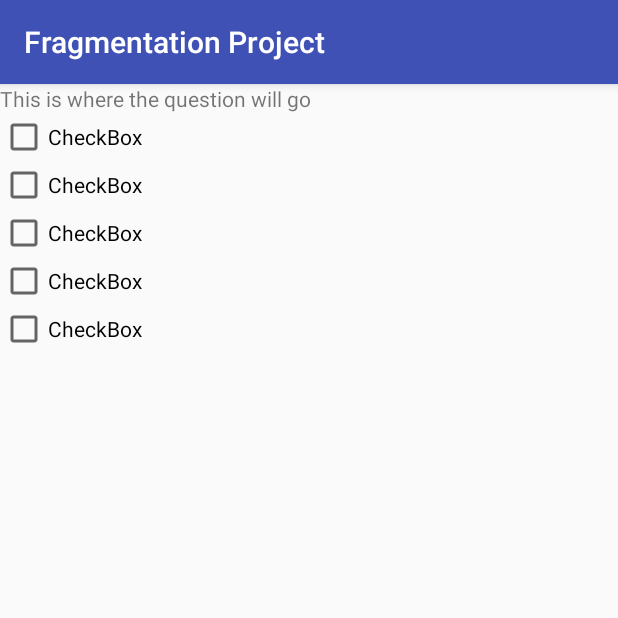
After one commit to kalvin66rocks/CMPSC475, an Android app: the fragment selectAnswerFrag shown on its own in the app's theme, on a phone screen of 412 x 824 dp, the top half of it. The commit adds this screen. Run offline under Robolectric (Android 15) with nearby library versions, the light colour scheme and no system bars; 1 statement that could not run was skipped.

Commit message:
work on fragmentation project

```diff
--- /dev/null
+++ b/FragmentationProject/app/src/main/java/com/kalvi_000/fragmentationproject/selectAnswerFrag.java
@@ -0,0 +1,82 @@
+package com.kalvi_000.fragmentationproject;
+
+import android.app.Activity;
+import android.app.Fragment;
+import android.os.Bundle;
+import android.util.Log;
+import android.view.LayoutInflater;
+import android.view.View;
+import android.view.ViewGroup;
+import android.widget.AdapterView;
+import android.widget.CheckBox;
+import android.widget.CompoundButton;
+
+/**
+ * Created by kalvi_000 on 3/30/2017.
+ */
+
+public class selectAnswerFrag extends Fragment {
+
+    private OnItemSelectedListener listener;
+    private CheckBox answer1;
+    private CheckBox answer2;
+    private CheckBox answer3;
+    private CheckBox answer4;
+    private CheckBox answer5;
+
+    @Override
+    public View onCreateView(LayoutInflater inflater, ViewGroup container, Bundle savedInstanceState) {
+        View view = inflater.inflate(R.layout.select_answer_frag, container, false);
+        answer1 = (CheckBox) view.findViewById(R.id.answer1);
+        answer1.setOnClickListener(answerSelectedlistener);
+        answer2 = (CheckBox) view.findViewById(R.id.answer2);
+        answer2.setOnClickListener(answerSelectedlistener);
+        answer3 = (CheckBox) view.findViewById(R.id.answer3);
+        answer3.setOnClickListener(answerSelectedlistener);
+        answer4 = (CheckBox) view.findViewById(R.id.answer4);
+        answer4.setOnClickListener(answerSelectedlistener);
+        answer5 = (CheckBox) view.findViewById(R.id.answer5);
+        answer5.setOnClickListener(answerSelectedlistener);
+
+        return view;
+    }
+
+    private View.OnClickListener answerSelectedlistener = new View.OnClickListener() {
+        public void onClick(View view) {
+            int theSelection = -1;
+            switch (view.getId()) {
+                case R.id.answer1: //answer 1
+                    //clear all other checkboxes
+                    theSelection = 0;
+                    break;
+                case R.id.answer2: //answer2
+                    //clear all other checkboxes
+                    theSelection = 1;
+                    break;
+                case R.id.answer3: //answer3
+                    //clear all other checkboxes
+                    theSelection = 2;
+                    break;
+                case R.id.answer4: //answer3
+                    //clear all other checkboxes
+                    theSelection = 3;
+                    break;
+                case R.id.answer5: //answer3
+                    //clear all other checkboxes
+                    theSelection = 4;
+                    break;
+            }
+            listener.onAnswerItemSelected(theSelection);
+        }
+    };
+
+    public interface OnItemSelectedListener{
+        public void onAnswerItemSelected(int positiveNumber);
+    }
+
+    @Override
+    public void onAttach(Activity activity) {
+        super.onAttach(activity);
+        listener = (OnItemSelectedListener) activity;
+    }
+}
--- /dev/null
+++ b/FragmentationProject/app/src/main/res/layout/select_answer_frag.xml
@@ -0,0 +1,47 @@
+<?xml version="1.0" encoding="utf-8"?>
+<LinearLayout xmlns:android="http://schemas.android.com/apk/res/android"
+    xmlns:tools="http://schemas.android.com/tools"
+    android:orientation="vertical" android:layout_width="match_parent"
+    android:layout_height="match_parent">
+
+    <TextView
+        android:id="@+id/textView"
+        android:layout_width="match_parent"
+        android:layout_height="wrap_content"
+        android:text="This is where the question will go" />
+
+    <CheckBox
+        android:id="@+id/answer1"
+        android:layout_width="match_parent"
+        android:layout_height="wrap_content"
+        android:text="CheckBox"
+        tools:text="Standard" />
+
+    <CheckBox
+        android:id="@+id/answer2"
+        android:layout_width="match_parent"
+        android:layout_height="wrap_content"
+        android:text="CheckBox"
+        tools:text="Modern" />
+
+    <CheckBox
+        android:id="@+id/answer3"
+        android:layout_width="match_parent"
+        android:layout_height="wrap_content"
+        android:text="CheckBox"
+        tools:text="Legacy" />
+
+    <CheckBox
+        android:id="@+id/answer4"
+        android:layout_width="match_parent"
+        android:layout_height="wrap_content"
+        android:text="CheckBox"
+        tools:text="Vintage" />
+
+    <CheckBox
+        android:id="@+id/answer5"
+        android:layout_width="match_parent"
+        android:layout_height="wrap_content"
+        android:text="CheckBox"
+        tools:text="Extended" />
+</LinearLayout>
--- /dev/null
+++ b/FragmentationProject/app/src/main/res/layout/show_answer_frag.xml
@@ -0,0 +1,6 @@
+<?xml version="1.0" encoding="utf-8"?>
+<LinearLayout xmlns:android="http://schemas.android.com/apk/res/android"
+    android:orientation="vertical" android:layout_width="match_parent"
+    android:layout_height="match_parent">
+
+</LinearLayout>
```
Also changed, not shown: FragmentationProject/app/src/main/java/com/kalvi_000/fragmentationproject/MainActivity.java (+6 -1 lines).
